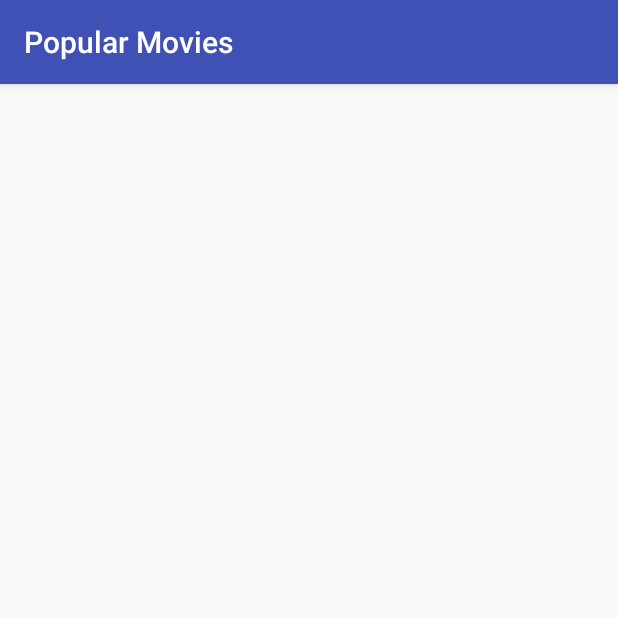
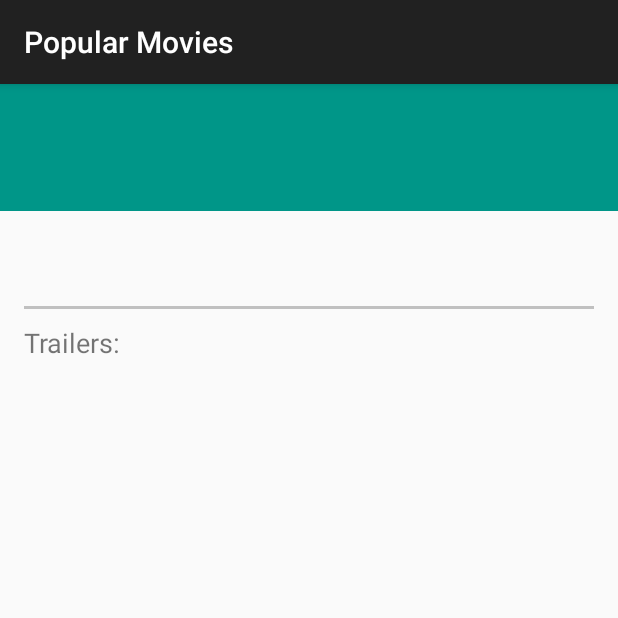
Before and after one commit to Silmarie/HobbyTV, an Android app: the DetailActivity screen opened directly, with no data from a screen before it, on a phone screen of 412 x 824 dp, the top half of it. Run offline under Robolectric (Android 15) with nearby library versions, the phone set to English and light mode, and no system bars; our stand-ins replace Picasso, data binding; pictures from the network do not load.

Commit message:
Project 2 draft

```diff
--- a/app/src/main/java/com/example/joanabeleza/popularmovies/DetailActivity.java
+++ b/app/src/main/java/com/example/joanabeleza/popularmovies/DetailActivity.java
@@ -1,43 +1,36 @@
 package com.example.joanabeleza.popularmovies;
 
 import android.content.Intent;
-import android.media.Image;
+import android.databinding.DataBindingUtil;
 import android.net.Uri;
+import android.os.AsyncTask;
 import android.support.v7.app.AppCompatActivity;
 import android.os.Bundle;
-import android.widget.ImageView;
-import android.widget.TextView;
+import android.support.v7.widget.LinearLayoutManager;
+import android.support.v7.widget.RecyclerView;
 
+import com.example.joanabeleza.popularmovies.Adapters.TrailersAdapter;
+import com.example.joanabeleza.popularmovies.Models.Movie;
+import com.example.joanabeleza.popularmovies.databinding.ActivityDetailBinding;
 import com.example.joanabeleza.popularmovies.utilities.NetworkUtils;
 import com.squareup.picasso.Picasso;
 
+import java.net.URL;
+import java.util.ArrayList;
 import java.util.Locale;
 
 public class DetailActivity extends AppCompatActivity {
 
-    private TextView mMovieTitle;
+    ActivityDetailBinding mBinding;
+    ArrayList<String> trailers;
+    ArrayList<String> reviews;
 
-    private TextView mMovieRating;
-
-    private TextView mMovieReleaseDate;
-
-    private TextView mMovieOverview;
-
-    private ImageView mMoviePoster;
     @Override
     protected void onCreate(Bundle savedInstanceState) {
         super.onCreate(savedInstanceState);
         setContentView(R.layout.activity_detail);
 
-        mMovieTitle = (TextView) findViewById(R.id.movie_title);
-
-        mMovieRating = (TextView) findViewById(R.id.movie_rating);
-
-        mMovieReleaseDate = (TextView) findViewById(R.id.movie_release_date);
-
-        mMovieOverview = (TextView) findViewById(R.id.movie_overview);
-
-        mMoviePoster = (ImageView) findViewById(R.id.movie_poster);
+        mBinding = DataBindingUtil.setContentView(this, R.layout.activity_detail);
 
         Intent intent = getIntent();
 
@@ -45,16 +38,95 @@ public class DetailActivity extends AppCompatActivity {
 
             Movie movie = (Movie) intent.getParcelableExtra("Movie");
 
-            mMovieTitle.setText(movie.getTitle());
+            displayMovieInfo(movie);
 
-            mMovieRating.setText(String.format(Locale.US, "%s", movie.getVote_average()));
+            loadMoviesDetails(movie.getId());
 
-            mMovieReleaseDate.setText(movie.getRelease_date());
+            RecyclerView rvTrailers = (RecyclerView) findViewById(R.id.trailers_list);
 
-            mMovieOverview.setText(movie.getOverview());
+            trailers = new ArrayList<>();
+            trailers.add("Trailer");
+            trailers.add("Trailer");
+            trailers.add("Trailer");
+            trailers.add("Trailer");
+            trailers.add("Trailer");
 
-            Uri imageUri = NetworkUtils.buildImageUri(movie.getImagePath());
-            Picasso.with(this).load(imageUri).into(mMoviePoster);
+            TrailersAdapter trailersAdapter = new TrailersAdapter(this, trailers);
+            rvTrailers.setAdapter(trailersAdapter);
+            rvTrailers.setLayoutManager(new LinearLayoutManager(this));
+        }
+    }
+
+    private void loadMoviesDetails(int id) {
+        new MovieReviewsTrailersQueryTask().execute(id + "/videos");
+    }
+
+    private void displayMovieInfo(Movie movie) {
+        mBinding.movieTitle.setText(movie.getTitle());
+        mBinding.movieRating.setText(String.format(Locale.US, "%s/%d", movie.getVote_average(), 10));
+        mBinding.movieReleaseDate.setText(movie.getRelease_date().substring(0,4));
+        mBinding.movieOverview.setText(movie.getOverview());
+        Uri imageUri = NetworkUtils.buildImageUri(movie.getImagePath());
+        Picasso.with(this).load(imageUri).into(mBinding.moviePoster);
+    }
+
+    public class MovieReviewsTrailersQueryTask extends AsyncTask<String, Void, String> {
+
+        @Override
+        protected void onPreExecute() {
+            super.onPreExecute();
+            //mLoadingIndicator.setVisibility(View.VISIBLE);
+            //mErrorMessage.setVisibility(View.INVISIBLE);
+        }
+
+        @Override
+        protected String doInBackground(String... params) {
+
+            if (params.length == 0) {
+                return null;
+            }
+
+            String preference = params[0];
+            URL moviesRequestUrl = NetworkUtils.buildUrl(preference);
+
+            try {
+                String jsonMoviesResponse = NetworkUtils
+                        .getResponseFromHttpUrl(moviesRequestUrl);
+
+                //String[] simpleJsonMovieData = NetworkUtils
+                     //   .getSimpleMoviesInfoFromJson(jsonMoviesResponse);
+
+                //return simpleJsonMovieData;
+                return jsonMoviesResponse;
+            } catch (Exception e) {
+                e.printStackTrace();
+                return null;
+            }
+        }
+
+        @Override
+        protected void onPostExecute(String moviesData) {
+            //mLoadingIndicator.setVisibility(View.INVISIBLE);
+           /* String[] movieInfo;
+            if (moviesData != null) {
+                if (Objects.equals(moviesData[0], "error")) {
+                    //mErrorMessage.setText(moviesData[1]);
+                    //mErrorMessage.setVisibility(View.VISIBLE);
+                    return;
+                }
+
+                for (String movieString : moviesData) {
+                    movieInfo = movieString.split("__");
+                    Log.v("movie string", movieString);
+                    Movie movie = new Movie(Integer.parseInt(movieInfo[0]), movieInfo[1], movieInfo[2],
+                            movieInfo[3], Double.parseDouble(movieInfo[4]), movieInfo[5]);
+                    moviesList.add(movie);
+                    moviesAdapter.notifyDataSetChanged();
+                }
+            } else {
+                mErrorMessage.setText(R.string.network_error);
+                mErrorMessage.setVisibility(View.VISIBLE);
+            }*/
         }
     }
 }
--- a/app/src/main/java/com/example/joanabeleza/popularmovies/Movie.java
+++ b/app/src/main/java/com/example/joanabeleza/popularmovies/Models/Movie.java
@@ -1,9 +1,7 @@
-package com.example.joanabeleza.popularmovies;
+package com.example.joanabeleza.popularmovies.Models;
 
 import android.os.Parcel;
 import android.os.Parcelable;
-
-import java.io.Serializable;
 
 /**
  * Created by joanabeleza on 25/02/2017.
--- a/app/src/main/res/layout-land/activity_detail.xml
+++ b/app/src/main/res/layout-land/activity_detail.xml
@@ -1,14 +1,28 @@
 <?xml version="1.0" encoding="utf-8"?>
-<RelativeLayout xmlns:android="http://schemas.android.com/apk/res/android"
+<layout xmlns:app="http://schemas.android.com/apk/res-auto"
+    xmlns:android="http://schemas.android.com/apk/res/android"
     xmlns:tools="http://schemas.android.com/tools"
+    tools:context="com.example.joanabeleza.popularmovies.DetailActivity" >
+    <ScrollView
+        android:layout_width="match_parent"
+        android:layout_height="wrap_content">
+    <LinearLayout
         android:id="@+id/activity_detail"
         android:layout_width="match_parent"
-    android:layout_height="match_parent"
-    android:paddingBottom="@dimen/activity_vertical_margin"
-    android:paddingLeft="@dimen/activity_horizontal_margin"
-    android:paddingRight="@dimen/activity_horizontal_margin"
-    android:paddingTop="@dimen/activity_vertical_margin"
-    tools:context="com.example.joanabeleza.popularmovies.DetailActivity">
+        android:layout_height="wrap_content"
+        android:orientation="vertical">
+
+        <TextView
+            android:id="@+id/movie_title"
+            android:layout_width="match_parent"
+            android:layout_height="wrap_content"
+            android:paddingTop="20dp"
+            android:paddingStart="16dp"
+            android:paddingEnd="16dp"
+            android:paddingBottom="20dp"
+            android:background="@color/colorPrimaryLight"
+            android:textSize="15pt"
+            android:textColor="@color/movie_title"/>
 
     <LinearLayout
         android:layout_width="match_parent"
@@ -28,7 +42,7 @@
             android:paddingStart="10dp">
 
             <TextView
-                android:id="@+id/movie_title"
+                android:id="@+id/movie_year"
                 android:layout_width="wrap_content"
                 android:layout_height="wrap_content"
                 android:paddingBottom="20dp"
@@ -47,45 +61,31 @@
                     android:orientation="vertical"
                     android:paddingEnd="10dp">
 
-                    <LinearLayout
+                    <TextView
+                        android:id="@+id/movie_release_date"
                         android:layout_width="wrap_content"
                         android:layout_height="wrap_content"
-                        android:orientation="horizontal"
-                        android:paddingBottom="20dp">
+                        android:textSize="25sp" />
 
                     <TextView
+                        android:id="@+id/movie_duration"
                         android:layout_width="wrap_content"
                         android:layout_height="wrap_content"
-                            android:paddingEnd="5dp"
-                            android:text="@string/rating_label"
-                            android:textSize="20sp"
-                            android:textStyle="bold" />
+                        android:text="@string/minutes_label"
+                        android:textSize="20sp" />
 
                     <TextView
                         android:id="@+id/movie_rating"
                         android:layout_width="wrap_content"
                         android:layout_height="wrap_content"
-                            android:textSize="20sp" />
-                    </LinearLayout>
-
-
-                    <TextView
-                        android:layout_width="wrap_content"
-                        android:layout_height="wrap_content"
-                        android:text="@string/release_date"
-                        android:textSize="20sp"
+                        android:textSize="15sp"
                         android:textStyle="bold" />
 
-                    <TextView
-                        android:id="@+id/movie_release_date"
-                        android:layout_width="wrap_content"
-                        android:layout_height="wrap_content"
-                        android:textSize="20sp" />
                 </LinearLayout>
 
                 <ScrollView
                     android:layout_width="wrap_content"
-                    android:layout_height="match_parent">
+                    android:layout_height="wrap_content">
 
                     <TextView
                         android:id="@+id/movie_overview"
@@ -94,9 +94,30 @@
                         android:textSize="20sp" />
                 </ScrollView>
 
+                <View
+                    android:layout_width="match_parent"
+                    android:layout_height="2dp"
+                    android:background="#c0c0c0"
+                    android:layout_marginTop="10dp"
+                    android:layout_marginBottom="10dp" />
+
+                <TextView
+                    android:layout_width="wrap_content"
+                    android:layout_height="wrap_content"
+                    android:text="@string/trailers_label"
+                    android:textSize="18sp"/>
+
+                <android.support.v7.widget.RecyclerView
+                    android:id="@+id/trailers_list"
+                    android:layout_width="match_parent"
+                    android:layout_height="wrap_content"/>
+
             </LinearLayout>
         </LinearLayout>
 
     </LinearLayout>
 
-</RelativeLayout>
+</LinearLayout>
+
+    </ScrollView>
+    </layout>
--- a/app/src/main/res/layout/activity_detail.xml
+++ b/app/src/main/res/layout/activity_detail.xml
@@ -1,22 +1,43 @@
 <?xml version="1.0" encoding="utf-8"?>
-<RelativeLayout xmlns:android="http://schemas.android.com/apk/res/android"
+<layout xmlns:android="http://schemas.android.com/apk/res/android"
+    xmlns:app="http://schemas.android.com/apk/res-auto"
     xmlns:tools="http://schemas.android.com/tools"
+    tools:context="com.example.joanabeleza.popularmovies.DetailActivity">
+
+    <ScrollView
+        android:layout_width="match_parent"
+        android:layout_height="wrap_content">
+
+        <LinearLayout
             android:id="@+id/activity_detail"
             android:layout_width="match_parent"
             android:layout_height="match_parent"
-    android:paddingBottom="@dimen/activity_vertical_margin"
-    android:paddingLeft="@dimen/activity_horizontal_margin"
-    android:paddingRight="@dimen/activity_horizontal_margin"
-    android:paddingTop="@dimen/activity_vertical_margin"
-    tools:context="com.example.joanabeleza.popularmovies.DetailActivity">
+            android:orientation="vertical">
+
+            <TextView
+                android:id="@+id/movie_title"
+                android:layout_width="match_parent"
+                android:layout_height="wrap_content"
+                android:background="@color/colorPrimaryLight"
+                android:paddingBottom="20dp"
+                android:paddingEnd="16dp"
+                android:paddingStart="16dp"
+                android:paddingTop="20dp"
+                android:textColor="@color/movie_title"
+                android:textSize="15pt" />
 
             <LinearLayout
                 android:layout_width="match_parent"
                 android:layout_height="match_parent"
-        android:orientation="vertical">
+                android:orientation="vertical"
+                android:paddingBottom="@dimen/activity_vertical_margin"
+                android:paddingLeft="@dimen/activity_horizontal_margin"
+                android:paddingRight="@dimen/activity_horizontal_margin"
+                android:paddingTop="@dimen/activity_vertical_margin">
+
 
                 <LinearLayout
-            android:layout_width="wrap_content"
+                    android:layout_width="match_parent"
                     android:layout_height="wrap_content"
                     android:orientation="horizontal"
                     android:paddingBottom="10dp">
@@ -34,61 +55,58 @@
                         android:paddingLeft="10dp">
 
                         <TextView
-                    android:id="@+id/movie_title"
+                            android:id="@+id/movie_release_date"
                             android:layout_width="wrap_content"
                             android:layout_height="wrap_content"
-                    android:paddingBottom="20dp"
-                    android:textSize="30sp"
-                    android:textStyle="bold" />
-
-                <LinearLayout
-                    android:layout_width="match_parent"
-                    android:layout_height="wrap_content"
-                    android:orientation="horizontal"
-                    android:paddingBottom="20dp">
+                            android:textSize="20sp" />
 
                         <TextView
+                            android:id="@+id/movie_duration"
                             android:layout_width="wrap_content"
                             android:layout_height="wrap_content"
-                        android:text="@string/rating_label"
-                        android:textSize="20sp"
-                        android:textStyle="bold"
-                        android:paddingEnd="5dp"/>
+                            android:text="@string/minutes_label"
+                            android:textSize="20sp" />
 
                         <TextView
                             android:id="@+id/movie_rating"
                             android:layout_width="wrap_content"
                             android:layout_height="wrap_content"
-                        android:textSize="20sp" />
-                </LinearLayout>
-
-
-                <TextView
-                    android:layout_width="wrap_content"
-                    android:layout_height="wrap_content"
-                    android:text="@string/release_date"
-                    android:textSize="20sp"
+                            android:textSize="15sp"
                             android:textStyle="bold" />
-
-                <TextView
-                    android:id="@+id/movie_release_date"
-                    android:layout_width="wrap_content"
-                    android:layout_height="wrap_content"
-                    android:textSize="20sp" />
 
                     </LinearLayout>
                 </LinearLayout>
 
                 <ScrollView
-            android:layout_width="wrap_content"
+                    android:layout_width="match_parent"
                     android:layout_height="wrap_content">
+
                     <TextView
                         android:id="@+id/movie_overview"
                         android:layout_width="match_parent"
                         android:layout_height="wrap_content"
-            android:textSize="20sp"/>
+                        android:textSize="20sp" />
                 </ScrollView>
 
+                <View
+                    android:layout_width="match_parent"
+                    android:layout_height="2dp"
+                    android:layout_marginBottom="10dp"
+                    android:layout_marginTop="10dp"
+                    android:background="#c0c0c0" />
+
+                <TextView
+                    android:layout_width="wrap_content"
+                    android:layout_height="wrap_content"
+                    android:text="@string/trailers_label"
+                    android:textSize="18sp" />
+
+                <android.support.v7.widget.RecyclerView
+                    android:id="@+id/trailers_list"
+                    android:layout_width="match_parent"
+                    android:layout_height="wrap_content" />
             </LinearLayout>
 
-</RelativeLayout>
+        </LinearLayout>
+    </ScrollView>
+</layout>
--- a/app/src/main/res/values/colors.xml
+++ b/app/src/main/res/values/colors.xml
@@ -1,6 +1,8 @@
 <?xml version="1.0" encoding="utf-8"?>
 <resources>
-    <color name="colorPrimary">#3F51B5</color>
-    <color name="colorPrimaryDark">#303F9F</color>
-    <color name="colorAccent">#FF4081</color>
+    <color name="colorPrimary">#212121</color>
+    <color name="colorPrimaryLight">#009688</color>
+    <color name="colorPrimaryDark">#00796B</color>
+    <color name="colorAccent">#536DFE</color>
+    <color name="movie_title">#FFFFFF</color>
 </resources>
--- a/app/src/main/res/values/strings.xml
+++ b/app/src/main/res/values/strings.xml
@@ -6,4 +6,6 @@
     <string name="network_error">Could not reach server</string>
     <string name="rating_label">Rating:</string>
     <string name="release_date">Release Date:</string>
+    <string name="trailers_label">Trailers:</string>
+    <string name="minutes_label">min</string>
 </resources>
--- a/build.gradle
+++ b/build.gradle
@@ -5,7 +5,7 @@ buildscript {
         jcenter()
     }
     dependencies {
-        classpath 'com.android.tools.build:gradle:2.2.3'
+        classpath 'com.android.tools.build:gradle:2.3.1'
 
         // NOTE: Do not place your application dependencies here; they belong
         // in the individual module build.gradle files
```
Also changed, not shown: app/build.gradle (+8 -1 lines), app/src/main/java/com/example/joanabeleza/popularmovies/Adapters/MoviesAdapter.java (added, +86 -0 lines), app/src/main/java/com/example/joanabeleza/popularmovies/Adapters/TrailersAdapter.java (added, +73 -0 lines), app/src/main/java/com/example/joanabeleza/popularmovies/MainActivity.java (+12 -12 lines), app/src/main/java/com/example/joanabeleza/popularmovies/MoviesAdapter.java (deleted, +0 -94 lines), app/src/main/java/com/example/joanabeleza/popularmovies/utilities/NetworkUtils.java (+54 -1 lines), app/src/main/res/layout/item_trailer.xml (added, +27 -0 lines), app/src/main/res/mipmap-hdpi/ic_launcher.png, app/src/main/res/mipmap-mdpi/ic_launcher.png, app/src/main/res/mipmap-xhdpi/ic_launcher.png, app/src/main/res/mipmap-xxhdpi/ic_launcher.png, app/src/main/res/mipmap-xxxhdpi/ic_launcher.png, gradle/wrapper/gradle-wrapper.properties. Lines whose indentation alone changed are shown as unchanged.
